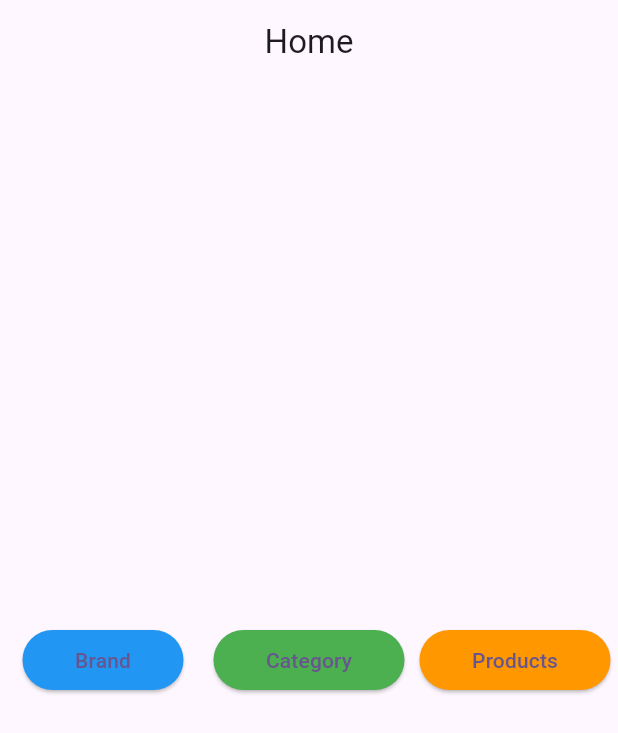
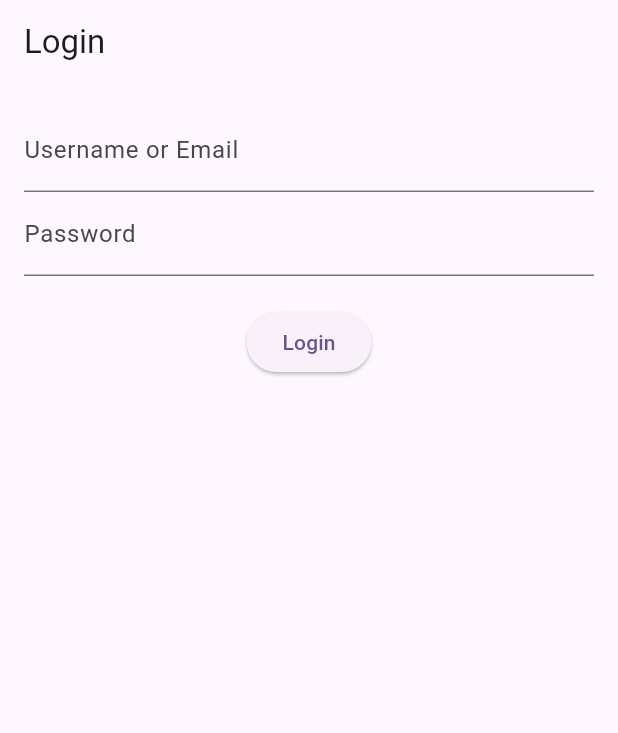
Before and after one commit to mranandrm/woocommerce, a Flutter app: the screen it shows after launch, on a phone screen of 412 x 824 dp. Shown: the top 733 px of the screen. Run offline on Flutter 3.47's test engine with Material 3 defaults, Android fonts, the phone set to English and light mode, and no system bars; our stand-ins replace dio.

Commit message:
Register and login screen

```diff
--- a/lib/main.dart
+++ b/lib/main.dart
@@ -1,6 +1,8 @@
 import 'package:flutter/material.dart';
 import 'package:woocommerce/screens/HomeScreen.dart';
+import 'package:woocommerce/screens/LoginScreen.dart';
 import 'package:woocommerce/screens/ProductScreen.dart';
+import 'package:woocommerce/screens/RegisterScreen.dart';
 
 void main() {
   runApp(const MyApp());
@@ -20,8 +22,7 @@ class MyApp extends StatelessWidget {
 
         colorScheme: ColorScheme.fromSeed(seedColor: Colors.deepPurple),
       ),
-      home: const HomeScreen(),
-
+      home: const LoginScreen(),
     );
   }
 }
--- /dev/null
+++ b/lib/screens/LoginScreen.dart
@@ -0,0 +1,102 @@
+import 'package:flutter/material.dart';
+import 'package:woocommerce/services/woocommerce_service.dart';
+
+import 'ProductScreen.dart';
+
+class LoginScreen extends StatefulWidget {
+  const LoginScreen({super.key});
+
+  @override
+  State<LoginScreen> createState() => _LoginScreenState();
+}
+
+class _LoginScreenState extends State<LoginScreen> {
+
+  final _formKey = GlobalKey<FormState>();
+  final TextEditingController _username = TextEditingController();
+  final TextEditingController _password = TextEditingController();
+
+  bool loading = false;
+  String message = "";
+
+  Future <void> _login() async {
+
+    if(! _formKey.currentState!.validate()) return;
+
+    setState(()=> loading = true);
+
+    final service = WooCommerceService();
+
+    try{
+
+       final  response = await service.loginUser(
+           _username.text.trim(),
+           _password.text.trim(),
+       );
+
+       if(response.containsKey("token")){
+
+         setState(() => message ="Login Successfull");
+
+         // ✅ Navigate directly to ProductScreen
+         Navigator.pushReplacement(
+           context,
+           MaterialPageRoute(builder: (context) => const ProductScreen()),
+         );
+
+       }
+       else{
+
+         setState(()=> message = response["message"] ?? "Login Failed");
+       }
+    }
+
+    catch (e) {
+        setState(() => message = "Error: $e");
+
+    }
+
+    setState(() => loading = false);
+
+  }
+  @override
+  Widget build(BuildContext context) {
+    return Scaffold(
+
+      appBar:  AppBar(
+        title: const Text("Login "),
+      ),
+
+      body: Padding(
+          padding: const EdgeInsets.all(16),
+        child: Form(
+          key: _formKey,
+            child: Column(
+              children: [
+
+                TextFormField(
+                  controller: _username,
+                  decoration:  const InputDecoration(labelText: "Username or Email"),
+                  validator: (v)=> v!.isEmpty ? "Enter username" : null,
+                ),
+                TextFormField(
+                  controller: _password,
+                  decoration: const InputDecoration(labelText: "Password"),
+                  obscureText: true,
+                  validator: (v) => v!.isEmpty ? "Enter password" : null,
+                ),
+                const SizedBox(height: 20),
+                loading
+                ? const CircularProgressIndicator()
+                    : ElevatedButton(
+                    onPressed: _login,
+                    child: const Text("Login"),),
+                const SizedBox(height: 10),
+                Text(message, style:  const TextStyle(color: Colors.green),)
+              ],
+            )
+        ),
+      ),
+    );
+  }
+}
```
Also changed, not shown: lib/screens/RegisterScreen.dart (added, +106 -0 lines), lib/services/woocommerce_service.dart (+46 -0 lines).
